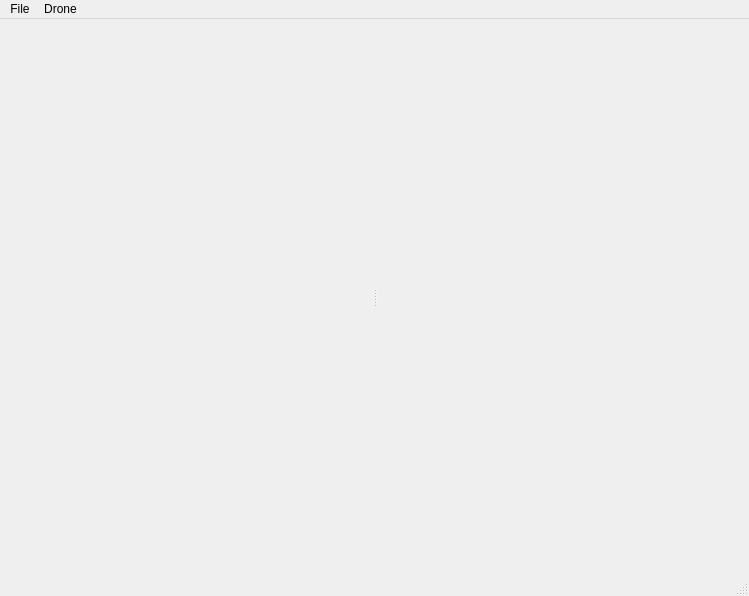
This is ui/MainWindow.ui in JF631/FLYJUMP as Qt 5 draws it before an edit. The edited form follows.
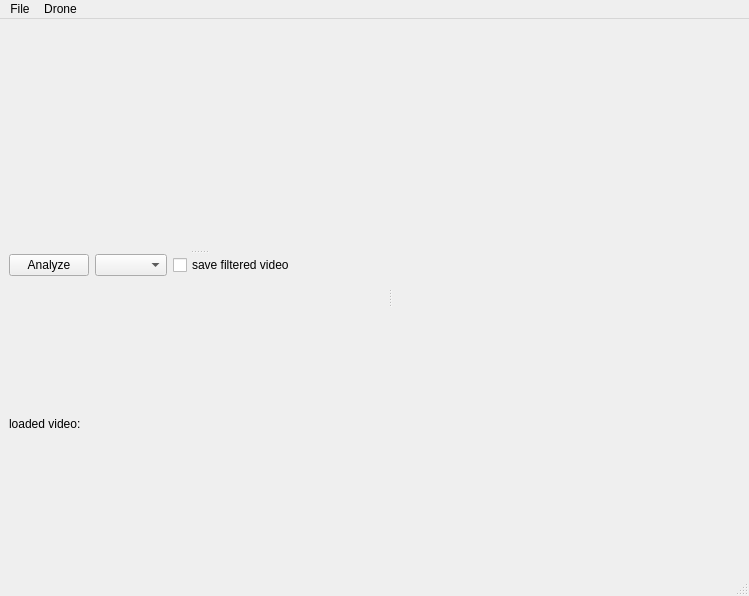
This is the edited form.

Commit message: adds pre processing filter options

What changed in the file:
```diff
--- a/ui/MainWindow.ui
+++ b/ui/MainWindow.ui
@@ -14,14 +14,71 @@
    <string>FLYJUMP</string>
   </property>
   <widget class="QWidget" name="centralwidget">
-   <layout class="QHBoxLayout" name="horizontalLayout">
+   <layout class="QHBoxLayout" name="horizontalLayout_2">
     <item>
-     <widget class="QSplitter" name="splitter">
+     <widget class="QSplitter" name="splitter_2">
       <property name="orientation">
        <enum>Qt::Horizontal</enum>
       </property>
-      <widget class="QWidget" name="main_video" native="true"/>
-      <widget class="QWidget" name="result_area" native="true"/>
+      <widget class="QSplitter" name="splitter">
+       <property name="orientation">
+        <enum>Qt::Vertical</enum>
+       </property>
+       <widget class="QWidget" name="main_video" native="true"/>
+       <widget class="QWidget" name="layoutWidget">
+        <layout class="QVBoxLayout" name="verticalLayout">
+         <item>
+          <layout class="QHBoxLayout" name="horizontalLayout">
+           <item>
+            <widget class="QPushButton" name="start_analysis_btn">
+             <property name="text">
+              <string>Analyze</string>
+             </property>
+            </widget>
+           </item>
+           <item>
+            <widget class="QComboBox" name="filter_combo"/>
+           </item>
+           <item>
+            <widget class="QCheckBox" name="filtered_out_checkBox">
+             <property name="text">
+              <string>save filtered video</string>
+             </property>
+            </widget>
+           </item>
+           <item>
+            <spacer name="horizontalSpacer">
+             <property name="orientation">
+              <enum>Qt::Horizontal</enum>
+             </property>
+             <property name="sizeHint" stdset="0">
+              <size>
+               <width>40</width>
+               <height>20</height>
+              </size>
+             </property>
+            </spacer>
+           </item>
+          </layout>
+         </item>
+         <item>
+          <widget class="QLabel" name="video_loaded_label">
+           <property name="text">
+            <string>loaded video:</string>
+           </property>
+          </widget>
+         </item>
+        </layout>
+       </widget>
+      </widget>
+      <widget class="QWidget" name="result_area" native="true">
+       <property name="minimumSize">
+        <size>
+         <width>300</width>
+         <height>0</height>
+        </size>
+       </property>
+      </widget>
      </widget>
     </item>
    </layout>
```
The commit also changes 5 other files.
